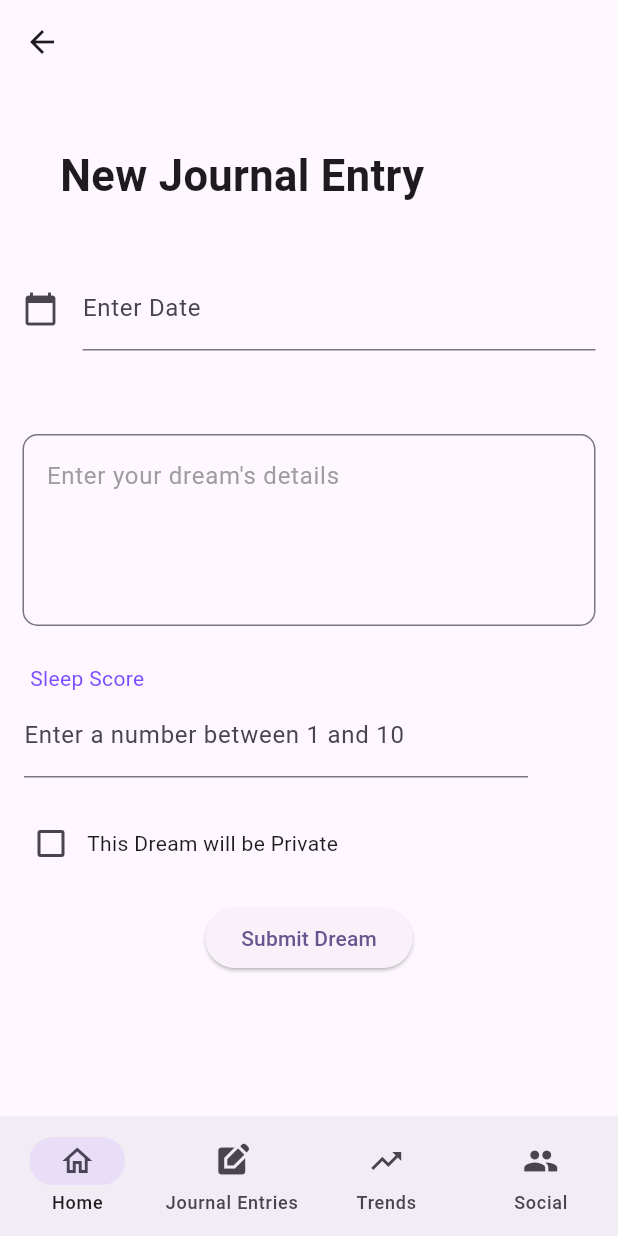
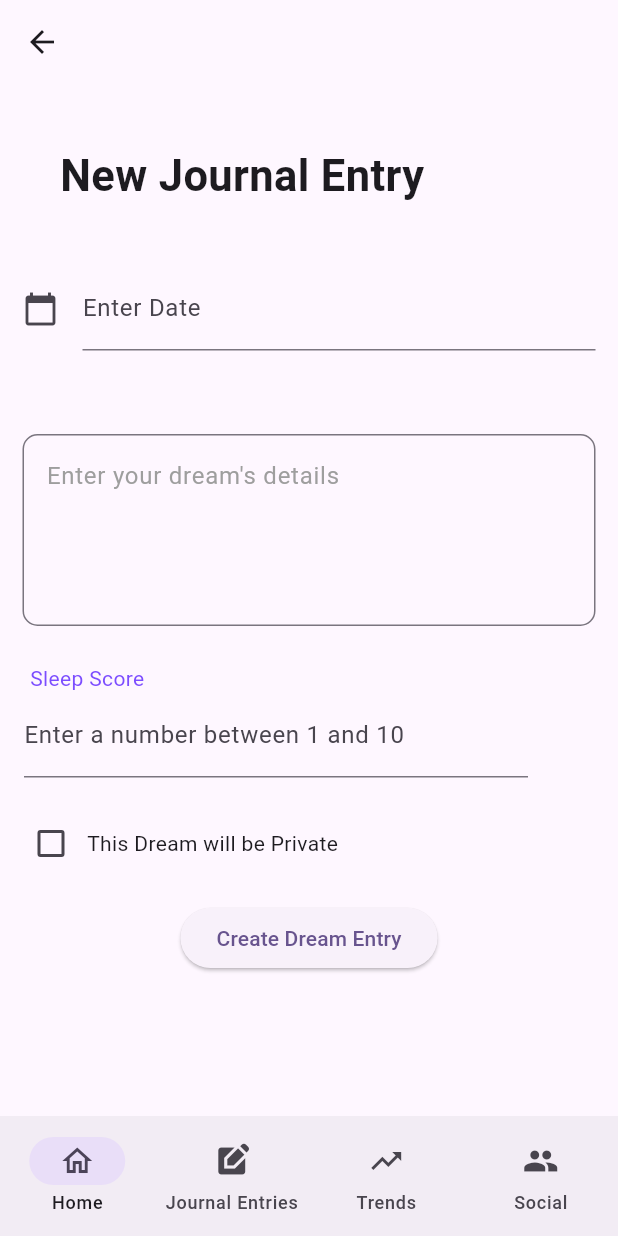
Before and after one commit to bschuman2002/social_dream_journal, a Flutter app: the create_journal_entry_view screen opened directly, on a phone screen of 412 x 824 dp. Run offline on Flutter 3.47's test engine with Material 2 defaults, Android fonts, the phone set to English and light mode, and no system bars; missing offline and left inert: dart:ffi.

Commit message:
Text Update

```diff
--- a/lib/main.dart
+++ b/lib/main.dart
@@ -46,6 +46,7 @@ void main() {
       followers: []);
   List<User> allUsers = [];
   allUsers.add(currUser);
+
   runApp(MyApp(
       currentUser: currUser, allEntries: journalEntries, allUsers: allUsers));
 }
--- a/lib/views/create_journal_entry_view.dart
+++ b/lib/views/create_journal_entry_view.dart
@@ -132,7 +132,7 @@ class _create_journal_entry_view extends State<create_journal_entry_view> {
                   entry: JournalEntryViewModel(journalEntry: newEntry))),
         );
       },
-      child: Text("Submit Dream"),
+      child: Text("Create Dream Entry"),
     );
   }
 
```
